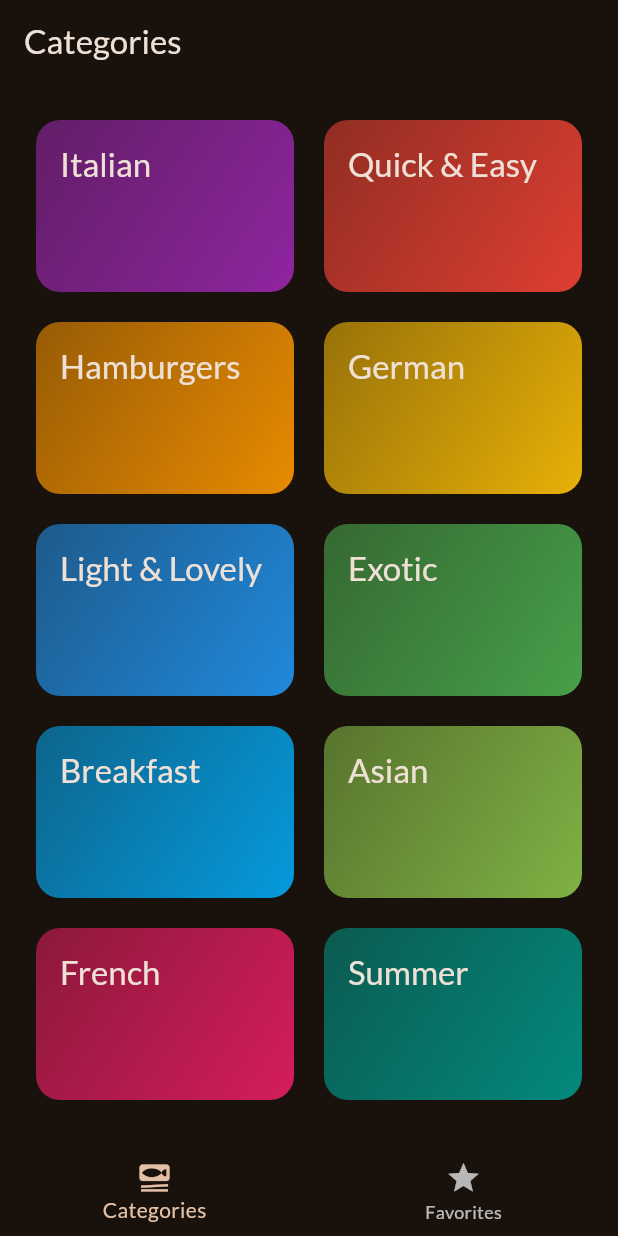
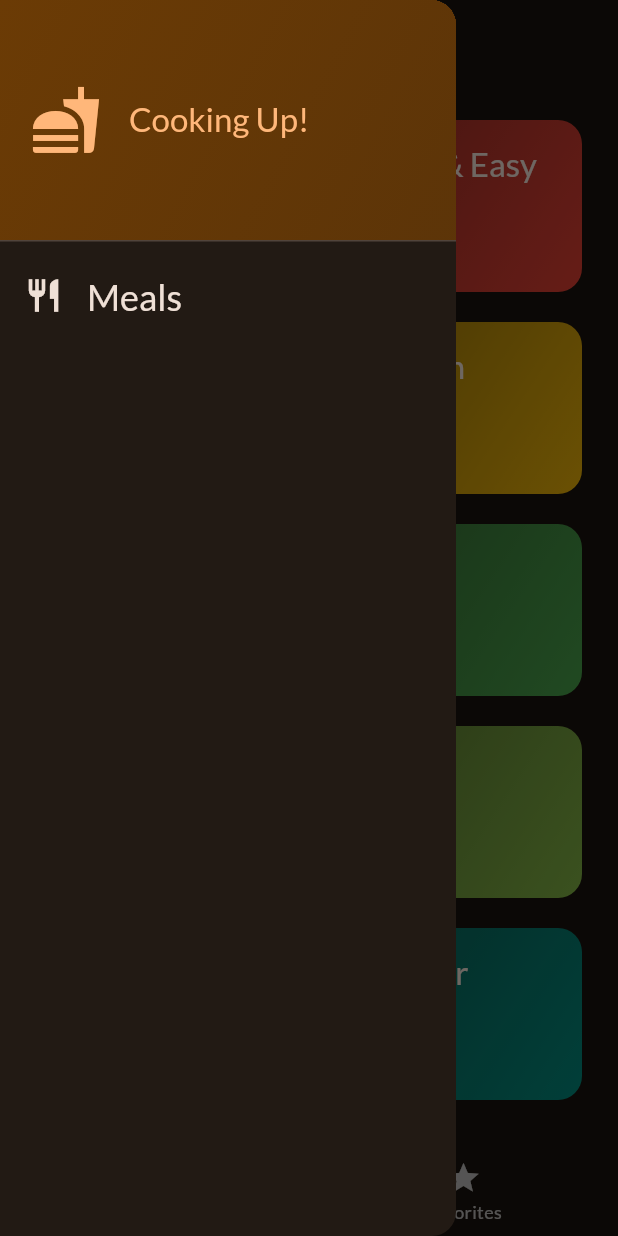
Before and after one commit to sepakTama/meals, a Flutter app: the screen it shows after launch, with the side drawer open (before the commit the screen has no drawer), on a phone screen of 412 x 824 dp. Run offline on Flutter 3.47's test engine with Material 3 defaults, Android fonts, the phone set to English and light mode, and no system bars; our stand-ins replace google_fonts, transparent_image.

Commit message:
add drawer

```diff
--- a/lib/screens/tabs.dart
+++ b/lib/screens/tabs.dart
@@ -3,6 +3,7 @@ import 'package:flutter/material.dart';
 import 'package:meals/models/meal.dart';
 import 'package:meals/screens/categories.dart';
 import 'package:meals/screens/meals.dart';
+import 'package:meals/widgets/main_drawer.dart';
 
 class TabsScreen extends StatefulWidget {
   const TabsScreen({super.key});
@@ -66,6 +67,7 @@ class _TabsScreenState extends State<TabsScreen> {
       appBar: AppBar(
         title: Text(activePageTitle),
       ),
+      drawer: const MainDrawer(),
       body: activePage,
       bottomNavigationBar: BottomNavigationBar(
         onTap: _selectPage,
--- /dev/null
+++ b/lib/widgets/main_drawer.dart
@@ -0,0 +1,62 @@
+import 'package:flutter/material.dart';
+
+class MainDrawer extends StatelessWidget {
+  const MainDrawer({super.key});
+
+  @override
+  Widget build(BuildContext context) {
+    return Drawer(
+      child: Column(
+        children: [
+          DrawerHeader(
+            padding: const EdgeInsets.all(20),
+            decoration: BoxDecoration(
+              gradient: LinearGradient(
+                colors: [
+                  Theme.of(context).colorScheme.primaryContainer,
+                  Theme.of(context)
+                      .colorScheme
+                      .primaryContainer
+                      .withOpacity(0.8),
+                ],
+                begin: Alignment.topLeft,
+                end: Alignment.bottomRight,
+              ),
+            ),
+            child: Row(
+              children: [
+                Icon(
+                  Icons.fastfood,
+                  size: 48,
+                  color: Theme.of(context).colorScheme.primary,
+                ),
+                const SizedBox(width: 18),
+                Text(
+                  'Cooking Up!',
+                  style: Theme.of(context).textTheme.titleLarge!.copyWith(
+                        color: Theme.of(context).colorScheme.primary,
+                      ),
+                ),
+              ],
+            ),
+          ),
+          ListTile(
+            // leading is the item which is leading to title
+            leading: Icon(
+              Icons.restaurant,
+              size: 26,
+              color: Theme.of(context).colorScheme.onBackground,
+            ),
+            title: Text(
+              'Meals',
+              style: Theme.of(context).textTheme.titleLarge!.copyWith(
+                  color: Theme.of(context).colorScheme.onBackground,
+                  fontSize: 24),
+            ),
+            onTap: () {},
+          ),
+        ],
+      ),
+    );
+  }
+}
```
